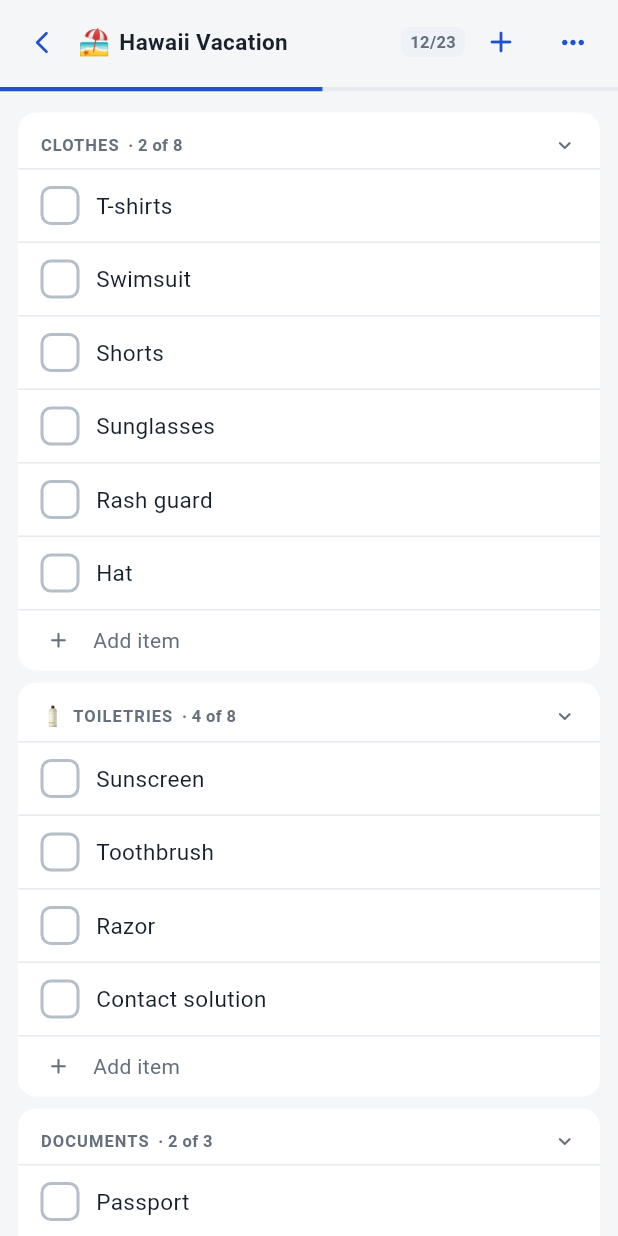
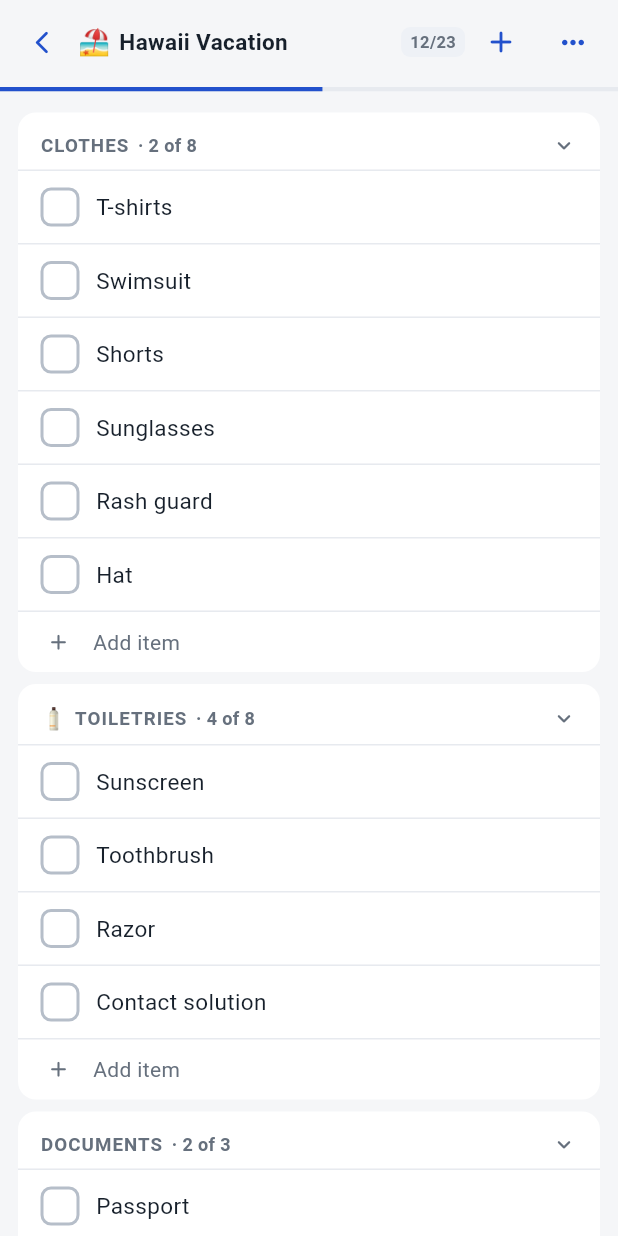
Before and after one commit to fcusano9/pack-lite, a Flutter app: the screen it shows after launch, after a tap on "🏖️", on a phone screen of 412 x 824 dp. Run offline on Flutter 3.47's test engine with Material 3 defaults, Android fonts, the phone set to English and light mode, and no system bars; our stand-ins replace audioplayers, file_picker, package_info_plus, share_plus, shared_preferences, vibration.

Commit message:
Show loose items as an Uncategorized section, and enlarge category headers
#35: once a list has real categories, its loose items now sit under an
"UNCATEGORIZED" header styled exactly like a category one — count chip,
collapse chevron, its own add row. A list with no categories is untouched
and stays a flat, header-less checklist, which is the condition the whole
change hangs on.

#34: category header text goes 11 -> 12.5, the count 11 -> 12, the icon
13 -> 14 and the chevron 17 -> 18 so the row stays balanced.

Implemented by making _CategoryHeaderRow.category and
_PackedLabelRow.category nullable, with null meaning Uncategorized, rather
than fabricating a placeholder PackCategory that could leak into store
operations. That turned out to fit the existing code: the reorder handler
already maps a header row's category onto the drop target, and null is
exactly the loose bucket, so dragging items in and out needed no changes at
all. Collapse state uses a sentinel key that can't collide with a real id,
and long-press opens no menu because there's no category behind it.

Packed loose items are labelled only when categories exist, so a flat list
never shows the word "Uncategorized" anywhere.

Verified on the iOS simulator through the flow that actually produces this
state — create a flat list, add an item, add a category — and the section
appears correctly alongside the real one.

Fixes #34
Fixes #35

Co-Authored-By: Claude Opus 4.8 <noreply@anthropic.com>

```diff
--- a/lib/screens/list_screen.dart
+++ b/lib/screens/list_screen.dart
@@ -29,14 +29,24 @@ class ListScreen extends StatefulWidget {
 
 // ---- row model for the single flattened reorderable list ----
 
+/// Collapse-state key for the Uncategorized section, which has no category id
+/// of its own. Real ids come from `newId()` (base-36 digits), so a key with
+/// underscores can never collide with one.
+const _uncategorizedKey = '__uncategorized__';
+
 sealed class _Row {
   const _Row(this.key);
   final String key;
 }
 
+/// A section header. [category] is null for the **Uncategorized** section — the
+/// loose items shown with a header once the list has real categories, so they
+/// don't look like a different kind of thing (#35). A list with no categories
+/// stays flat and header-less, so it never produces one of these with null.
 class _CategoryHeaderRow extends _Row {
-  _CategoryHeaderRow(this.category) : super('header-${category.id}');
-  final PackCategory category;
+  _CategoryHeaderRow(this.category)
+      : super('header-${category?.id ?? _uncategorizedKey}');
+  final PackCategory? category;
 }
 
 /// An item row. [category] is null for loose items (not in any category).
@@ -63,9 +73,12 @@ class _PackedHeaderRow extends _Row {
   final int count;
 }
 
+/// A label above a group of packed items. [category] is null for the
+/// Uncategorized group, which is only labelled when the list has categories.
 class _PackedLabelRow extends _Row {
-  _PackedLabelRow(this.category) : super('pl-${category.id}');
-  final PackCategory category;
+  _PackedLabelRow(this.category)
+      : super('pl-${category?.id ?? _uncategorizedKey}');
+  final PackCategory? category;
 }
 
 /// A packed (checked) item row. [category] is null for loose packed items.
@@ -345,11 +358,27 @@ class _ListScreenState extends State<ListScreen> {
     // Loose section at the top. Shown when there are loose items or the list
     // has no categories at all (so a flat list always has its add row).
     final looseUnchecked = list.items.where((item) => !item.checked).toList();
-    if (list.items.isNotEmpty || list.categories.isEmpty) {
+    final hasCategories = list.categories.isNotEmpty;
+    if (list.items.isNotEmpty || !hasCategories) {
+      if (hasCategories) {
+        // Alongside real categories, loose items get an "Uncategorized" header
+        // so every group on screen looks the same (#35) — collapsible, with a
+        // count, and its add row tucked inside.
+        rows.add(_CategoryHeaderRow(null));
+        if (!_collapsed.contains(_uncategorizedKey)) {
+          for (final item in looseUnchecked) {
+            rows.add(_ItemRow(null, item));
+          }
+          rows.add(_AddRow(null));
+        }
+      } else {
+        // A list with no categories stays a flat checklist — no header, items
+        // simply sit on their own.
         for (var index = 0; index < looseUnchecked.length; index++) {
           rows.add(_ItemRow(null, looseUnchecked[index], firstInCard: index == 0));
         }
         rows.add(_AddRow(null, roundTop: looseUnchecked.isEmpty));
+      }
     }
 
     // Categories.
@@ -370,9 +399,14 @@ class _ListScreenState extends State<ListScreen> {
       rows.add(_PackedHeaderRow(packedCount));
       if (!_packedCollapsed) {
         final loosePacked = list.items.where((item) => item.checked).toList();
+        if (loosePacked.isNotEmpty) {
+          // Label these only when there are real categories to distinguish them
+          // from — a flat list's packed items need no heading.
+          if (hasCategories) rows.add(_PackedLabelRow(null));
           for (var index = 0; index < loosePacked.length; index++) {
             rows.add(_PackedItemRow(null, loosePacked[index],
                 isFirst: index == 0, isLast: index == loosePacked.length - 1));
+          }
         }
         for (final category in list.categories) {
           final checked = category.items.where((item) => item.checked).toList();
@@ -524,9 +558,14 @@ class _ListScreenState extends State<ListScreen> {
 
     switch (row) {
       case _CategoryHeaderRow(:final category):
-        final collapsed = _collapsed.contains(category.id);
-        final total = category.items.length;
-        final packed = category.items.where((item) => item.checked).length;
+        // A null category is the Uncategorized section: it holds the list's
+        // loose items, has no icon, and offers no rename/delete/reorder menu
+        // because there's no real category behind it to act on.
+        final collapseKey = category?.id ?? _uncategorizedKey;
+        final headerItems = category?.items ?? list.items;
+        final collapsed = _collapsed.contains(collapseKey);
+        final total = headerItems.length;
+        final packed = headerItems.where((item) => item.checked).length;
         return Container(
           key: ValueKey(row.key),
           margin: const EdgeInsets.fromLTRB(12, 8, 12, 0),
@@ -538,9 +577,12 @@ class _ListScreenState extends State<ListScreen> {
           ),
           child: InkWell(
             onTap: () => setState(() {
-              collapsed ? _collapsed.remove(category.id) : _collapsed.add(category.id);
+              collapsed
+                  ? _collapsed.remove(collapseKey)
+                  : _collapsed.add(collapseKey);
             }),
-            onLongPress: () => _categoryMenu(list, category),
+            onLongPress:
+                category == null ? null : () => _categoryMenu(list, category),
             child: Padding(
               padding: const EdgeInsets.fromLTRB(15, 13, 15, 7),
               child: Row(
@@ -548,17 +590,18 @@ class _ListScreenState extends State<ListScreen> {
                   Expanded(
                     child: Row(
                       children: [
-                        if (category.icon != null) ...[
-                          Text(category.icon!, style: const TextStyle(fontSize: 13)),
+                        if (category?.icon != null) ...[
+                          Text(category!.icon!,
+                              style: const TextStyle(fontSize: 14)),
                           const SizedBox(width: 5),
                         ],
                         Flexible(
                           child: Text(
-                            category.name.toUpperCase(),
+                            (category?.name ?? 'Uncategorized').toUpperCase(),
                             maxLines: 1,
                             overflow: TextOverflow.ellipsis,
                             style: TextStyle(
-                              fontSize: 11,
+                              fontSize: 12.5,
                               fontWeight: FontWeight.w700,
                               letterSpacing: 0.7,
                               color: harbor.mut,
@@ -569,7 +612,7 @@ class _ListScreenState extends State<ListScreen> {
                         Text(
                           '· $packed of $total',
                           style: TextStyle(
-                              fontSize: 11,
+                              fontSize: 12,
                               fontWeight: FontWeight.w600,
                               color: harbor.mut),
                         ),
@@ -580,7 +623,7 @@ class _ListScreenState extends State<ListScreen> {
                     turns: collapsed ? -0.25 : 0,
                     duration: const Duration(milliseconds: 180),
                     child: Icon(Icons.keyboard_arrow_down_rounded,
-                        size: 17, color: harbor.mut),
+                        size: 18, color: harbor.mut),
                   ),
                 ],
               ),
@@ -755,9 +798,9 @@ class _ListScreenState extends State<ListScreen> {
           child: Align(
             alignment: Alignment.centerLeft,
             child: Text(
-              category.name.toUpperCase(),
+              (category?.name ?? 'Uncategorized').toUpperCase(),
               style: TextStyle(
-                fontSize: 10,
+                fontSize: 11.5,
                 fontWeight: FontWeight.w700,
                 letterSpacing: 0.8,
                 color: harbor.mut.withValues(alpha: 0.75),
```
Also changed, not shown: 3 other files. Lines whose indentation alone changed are shown as unchanged.
